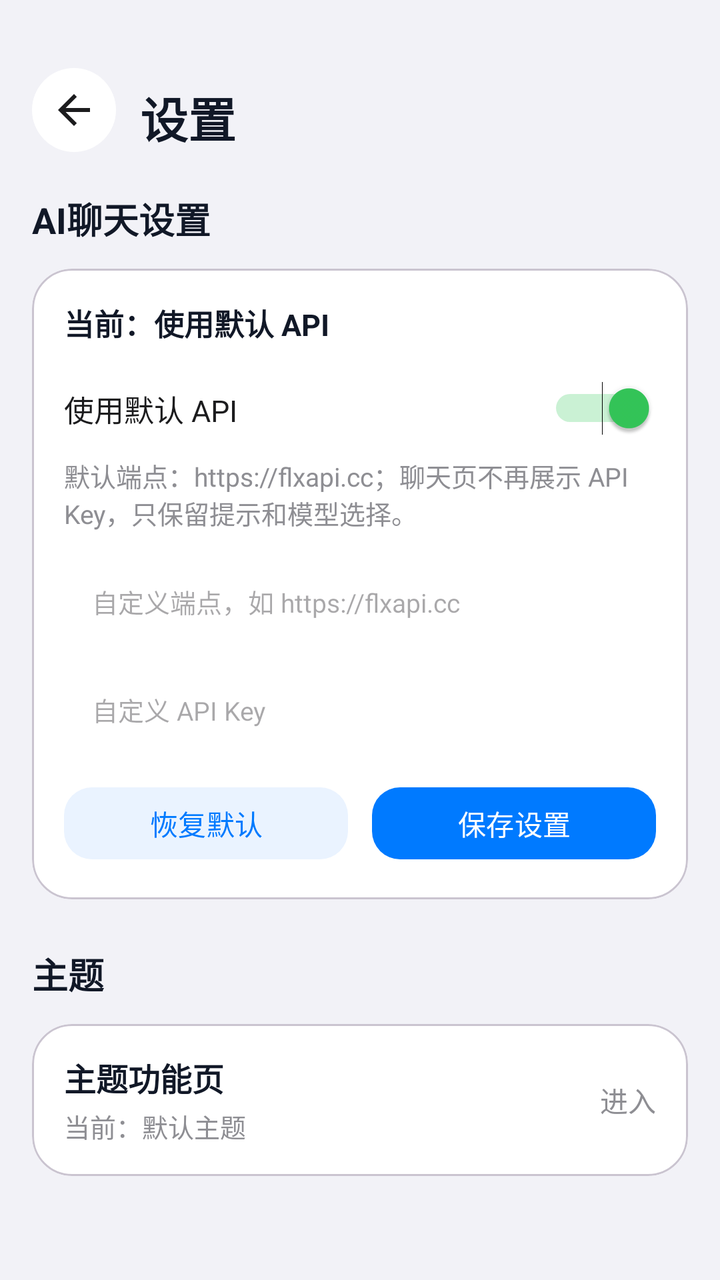
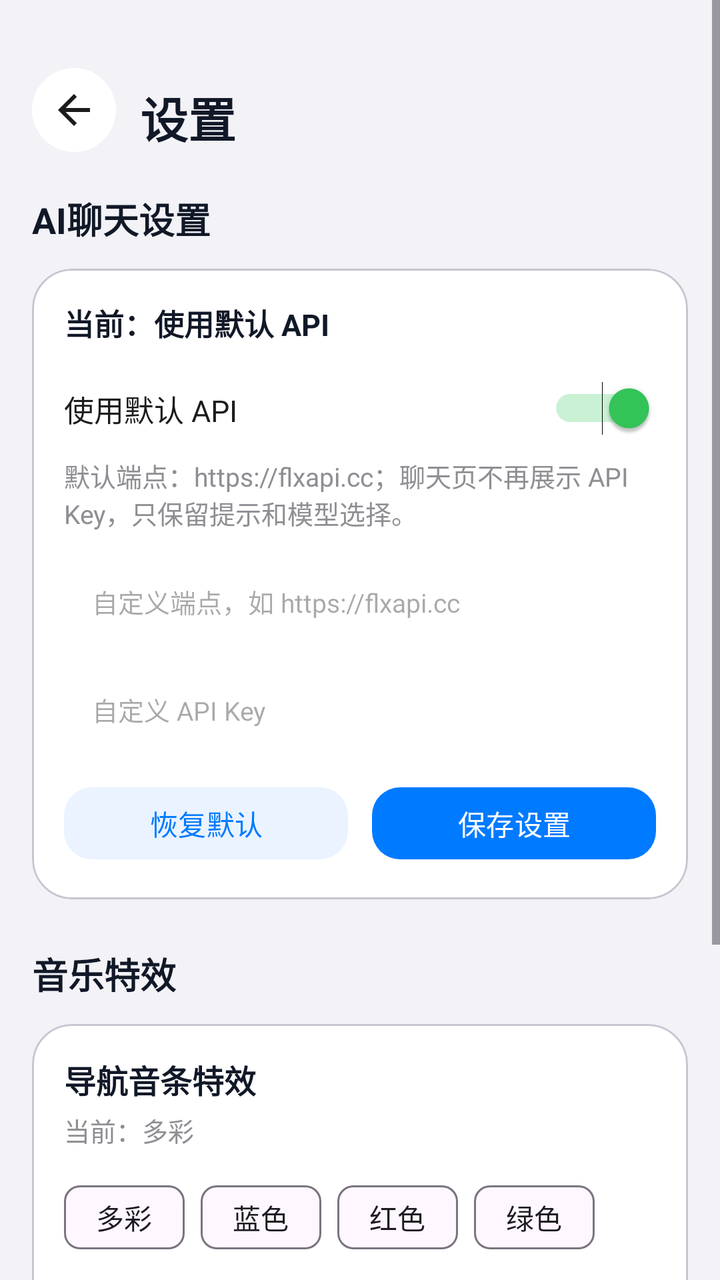

Before-and-after screenshots of an Android layout around one commit, followed by the original layout XML and the change that was made.
<!-- AndroidManifest.xml: application theme Theme.YunoTools -->
<!-- res/layout/activity_settings.xml -->
<?xml version="1.0" encoding="utf-8"?>
<ScrollView xmlns:android="http://schemas.android.com/apk/res/android"
    xmlns:app="http://schemas.android.com/apk/res-auto"
    android:id="@+id/settingsRoot"
    android:layout_width="match_parent"
    android:layout_height="match_parent"
    android:background="#F2F2F7"
    android:fillViewport="true">

    <LinearLayout
        android:layout_width="match_parent"
        android:layout_height="wrap_content"
        android:orientation="vertical"
        android:paddingBottom="24dp">

        <LinearLayout
            android:layout_width="match_parent"
            android:layout_height="88dp"
            android:gravity="bottom|center_vertical"
            android:orientation="horizontal"
            android:paddingStart="16dp"
            android:paddingEnd="16dp"
            android:paddingBottom="12dp">

            <ImageButton
                android:id="@+id/btnBack"
                android:layout_width="42dp"
                android:layout_height="42dp"
                android:background="@drawable/bg_bottom_nav_capsule"
                android:padding="10dp"
                android:src="@drawable/ic_back"
                app:tint="#1C1C1E" />

            <TextView
                android:layout_width="0dp"
                android:layout_height="wrap_content"
                android:layout_marginStart="12dp"
                android:layout_weight="1"
                android:text="设置"
                android:textColor="#111827"
                android:textSize="24sp"
                android:textStyle="bold" />
        </LinearLayout>

        <LinearLayout
            android:layout_width="match_parent"
            android:layout_height="wrap_content"
            android:orientation="vertical"
            android:paddingStart="16dp"
            android:paddingEnd="16dp">

            <TextView
                android:layout_width="wrap_content"
                android:layout_height="wrap_content"
                android:layout_marginTop="8dp"
                android:text="AI聊天设置"
                android:textColor="#111827"
                android:textSize="18sp"
                android:textStyle="bold" />
            <com.google.android.material.card.MaterialCardView
                android:layout_width="match_parent"
                android:layout_height="wrap_content"
                android:layout_marginTop="12dp"
                app:cardBackgroundColor="#FFFFFF"
                app:cardCornerRadius="20dp"
                app:cardElevation="0dp">
                <LinearLayout
                    android:layout_width="match_parent"
                    android:layout_height="wrap_content"
                    android:orientation="vertical"
                    android:padding="16dp">
                    <TextView
                        android:id="@+id/tvApiMode"
                        android:layout_width="match_parent"
                        android:layout_height="wrap_content"
                        android:text="当前：使用默认 API"
                        android:textColor="#111827"
                        android:textSize="15sp"
                        android:textStyle="bold" />
                    <LinearLayout
                        android:layout_width="match_parent"
                        android:layout_height="48dp"
                        android:layout_marginTop="8dp"
                        android:gravity="center_vertical"
                        android:orientation="horizontal">
                        <TextView
                            android:layout_width="0dp"
                            android:layout_height="wrap_content"
                            android:layout_weight="1"
                            android:text="使用默认 API"
                            android:textColor="#1C1C1E"
                            android:textSize="15sp" />
                        <Switch
                            android:id="@+id/switchDefaultApi"
                            android:layout_width="wrap_content"
                            android:layout_height="wrap_content"
                            android:checked="true" />
                    </LinearLayout>
                    <TextView
                        android:layout_width="match_parent"
                        android:layout_height="wrap_content"
                        android:text="默认端点：https://flxapi.cc；聊天页不再展示 API Key，只保留提示和模型选择。"
                        android:textColor="#8E8E93"
                        android:textSize="13sp" />
                    <LinearLayout
                        android:id="@+id/customApiPanel"
                        android:layout_width="match_parent"
                        android:layout_height="wrap_content"
                        android:layout_marginTop="12dp"
                        android:orientation="vertical">
                        <EditText
                            android:id="@+id/etAiEndpoint"
                            android:layout_width="match_parent"
                            android:layout_height="46dp"
                            android:background="@drawable/bg_input_round"
                            android:hint="自定义端点，如 https://flxapi.cc"
                            android:paddingHorizontal="14dp"
                            android:singleLine="true"
                            android:textSize="13sp" />
                        <EditText
                            android:id="@+id/etAiApiKey"
                            android:layout_width="match_parent"
                            android:layout_height="46dp"
                            android:layout_marginTop="8dp"
                            android:background="@drawable/bg_input_round"
                            android:hint="自定义 API Key"
                            android:paddingHorizontal="14dp"
                            android:singleLine="true"
                            android:textSize="13sp" />
                    </LinearLayout>
                    <LinearLayout
                        android:layout_width="match_parent"
                        android:layout_height="wrap_content"
                        android:layout_marginTop="12dp"
                        android:orientation="horizontal">
                        <com.google.android.material.button.MaterialButton
                            android:id="@+id/btnResetAiSettings"
                            android:layout_width="0dp"
                            android:layout_height="44dp"
                            android:layout_marginEnd="6dp"
                            android:layout_weight="1"
                            android:text="恢复默认"
                            android:textColor="#007AFF"
                            app:backgroundTint="#EAF3FF"
                            app:cornerRadius="14dp" />
                        <com.google.android.material.button.MaterialButton
                            android:id="@+id/btnSaveAiSettings"
                            android:layout_width="0dp"
                            android:layout_height="44dp"
                            android:layout_marginStart="6dp"
                            android:layout_weight="1"
                            android:text="保存设置"
                            android:textColor="@android:color/white"
                            app:backgroundTint="#007AFF"
                            app:cornerRadius="14dp" />
                    </LinearLayout>
                </LinearLayout>
            </com.google.android.material.card.MaterialCardView>

            <TextView
                android:layout_width="wrap_content"
                android:layout_height="wrap_content"
                android:layout_marginTop="24dp"
                android:text="主题"
                android:textColor="#111827"
                android:textSize="18sp"
                android:textStyle="bold" />

            <com.google.android.material.card.MaterialCardView
                android:id="@+id/cardThemeSettings"
                android:layout_width="match_parent"
                android:layout_height="76dp"
                android:layout_marginTop="12dp"
                android:foreground="?attr/selectableItemBackground"
                app:cardBackgroundColor="#FFFFFF"
                app:cardCornerRadius="20dp"
                app:cardElevation="0dp">

                <LinearLayout
                    android:layout_width="match_parent"
                    android:layout_height="match_parent"
                    android:gravity="center_vertical"
                    android:orientation="horizontal"
                    android:paddingHorizontal="16dp">

                    <LinearLayout
                        android:layout_width="0dp"
                        android:layout_height="wrap_content"
                        android:layout_weight="1"
                        android:orientation="vertical">

                        <TextView
                            android:layout_width="match_parent"
                            android:layout_height="wrap_content"
                            android:text="主题功能页"
                            android:textColor="#111827"
                            android:textSize="16sp"
                            android:textStyle="bold" />

                        <TextView
                            android:id="@+id/tvCurrentTheme"
                            android:layout_width="match_parent"
                            android:layout_height="wrap_content"
                            android:layout_marginTop="3dp"
                            android:text="当前：默认主题"
                            android:textColor="#8E8E93"
                            android:textSize="13sp" />
                    </LinearLayout>

                    <TextView
                        android:layout_width="wrap_content"
                        android:layout_height="wrap_content"
                        android:text="进入"
                        android:textColor="#8E8E93"
                        android:textSize="14sp" />
                </LinearLayout>
            </com.google.android.material.card.MaterialCardView>
        </LinearLayout>
    </LinearLayout>
</ScrollView>
<!-- resources referenced by this layout -->
<resources>
  <!-- drawable bg_bottom_nav_capsule (drawable) -->
  <?xml version="1.0" encoding="utf-8"?>
  <shape xmlns:android="http://schemas.android.com/apk/res/android" android:shape="rectangle">
      <solid android:color="@android:color/white" />
      <corners android:radius="28dp" />
  </shape>
  <!-- drawable bg_input_round (drawable) -->
  <shape xmlns:android="http://schemas.android.com/apk/res/android"><solid android:color="#FFFFFF"/><corners android:radius="14dp"/></shape>
  <!-- drawable ic_back (drawable) -->
  <vector xmlns:android="http://schemas.android.com/apk/res/android"
      android:width="24dp"
      android:height="24dp"
      android:viewportWidth="24"
      android:viewportHeight="24">
      <path
          android:fillColor="#000000"
          android:pathData="M20,11H7.83l5.59,-5.59L12,4l-8,8 8,8 1.41,-1.41L7.83,13H20v-2z" />
  </vector>
  <style name="Theme.YunoTools" parent="Theme.Material3.Light.NoActionBar">
          <item name="colorPrimary">@color/primary</item>
          <item name="colorPrimaryDark">@color/primary_dark</item>
          <item name="colorAccent">@color/accent</item>
          <item name="android:statusBarColor">#F2F2F7</item>
          <item name="android:windowLightStatusBar">true</item>
          <item name="android:navigationBarColor">@android:color/white</item>
          <item name="android:windowLightNavigationBar">true</item>
      </style>
  <color name="primary">#007AFF</color>
  <color name="primary_dark">#0062CC</color>
  <color name="accent">#34C759</color>
</resources>

<!-- the commit's change to res/layout/activity_settings.xml (unified diff, before → after) -->
@@ -161,6 +161,62 @@
                 android:layout_width="wrap_content"
                 android:layout_height="wrap_content"
                 android:layout_marginTop="24dp"
+                android:text="音乐特效"
+                android:textColor="#111827"
+                android:textSize="18sp"
+                android:textStyle="bold" />
+
+            <com.google.android.material.card.MaterialCardView
+                android:layout_width="match_parent"
+                android:layout_height="wrap_content"
+                android:layout_marginTop="12dp"
+                app:cardBackgroundColor="#FFFFFF"
+                app:cardCornerRadius="20dp"
+                app:cardElevation="0dp">
+
+                <LinearLayout
+                    android:layout_width="match_parent"
+                    android:layout_height="wrap_content"
+                    android:orientation="vertical"
+                    android:padding="16dp">
+
+                    <TextView
+                        android:layout_width="match_parent"
+                        android:layout_height="wrap_content"
+                        android:text="导航音条特效"
+                        android:textColor="#111827"
+                        android:textSize="16sp"
+                        android:textStyle="bold" />
+
+                    <TextView
+                        android:id="@+id/tvMusicBarState"
+                        android:layout_width="match_parent"
+                        android:layout_height="wrap_content"
+                        android:layout_marginTop="4dp"
+                        android:text="当前：多彩"
+                        android:textColor="#8E8E93"
+                        android:textSize="13sp" />
+
+                    <com.google.android.material.chip.ChipGroup
+                        android:id="@+id/chipMusicBarStyle"
+                        android:layout_width="match_parent"
+                        android:layout_height="wrap_content"
+                        android:layout_marginTop="10dp"
+                        app:singleSelection="true">
+
+                        <com.google.android.material.chip.Chip android:id="@+id/chipMusicBarMulti" android:layout_width="wrap_content" android:layout_height="wrap_content" android:text="多彩" android:checkable="true" />
+                        <com.google.android.material.chip.Chip android:id="@+id/chipMusicBarBlue" android:layout_width="wrap_content" android:layout_height="wrap_content" android:text="蓝色" android:checkable="true" />
+                        <com.google.android.material.chip.Chip android:id="@+id/chipMusicBarRed" android:layout_width="wrap_content" android:layout_height="wrap_content" android:text="红色" android:checkable="true" />
+                        <com.google.android.material.chip.Chip android:id="@+id/chipMusicBarGreen" android:layout_width="wrap_content" android:layout_height="wrap_content" android:text="绿色" android:checkable="true" />
+                        <com.google.android.material.chip.Chip android:id="@+id/chipMusicBarPurple" android:layout_width="wrap_content" android:layout_height="wrap_content" android:text="紫色" android:checkable="true" />
+                    </com.google.android.material.chip.ChipGroup>
+                </LinearLayout>
+            </com.google.android.material.card.MaterialCardView>
+
+            <TextView
+                android:layout_width="wrap_content"
+                android:layout_height="wrap_content"
+                android:layout_marginTop="24dp"
                 android:text="主题"
                 android:textColor="#111827"
                 android:textSize="18sp"
